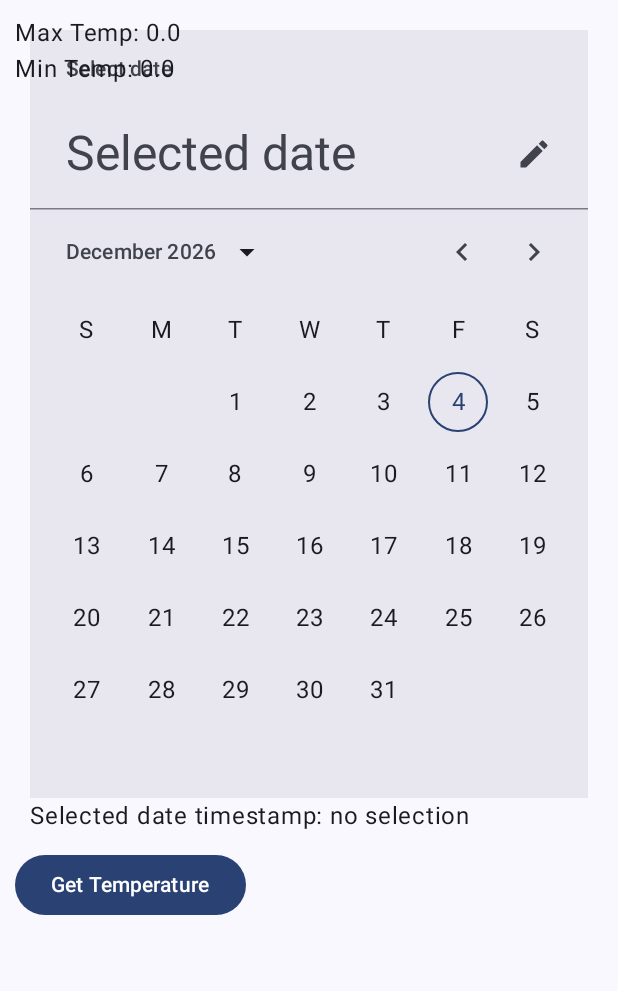
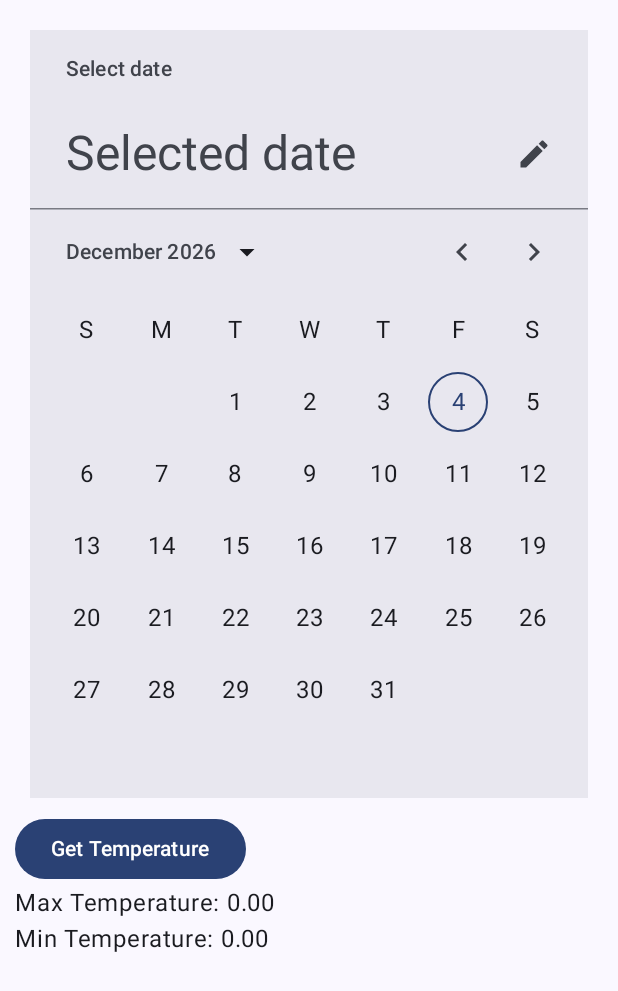
Before and after one commit to Rupin-Oberoi/MC_Assignments, an Android app built with Jetpack Compose: the screen it shows after launch (MainActivity), on a phone screen of 412 x 824 dp. Shown: the top 991 px of the screen. Run offline under Robolectric (Android 15) with nearby library versions, the phone set to English and light mode, and no system bars; our stand-ins replace Room's generated code.

Commit message:
fix: crash on current date

```diff
--- a/a2/app/src/main/java/com/cse535/assignment2_v3/MainActivity.kt
+++ b/a2/app/src/main/java/com/cse535/assignment2_v3/MainActivity.kt
@@ -98,7 +98,8 @@ fun MainScreen(dbinstance: TemperatureDatabase){
             val apiMode = connectivity
 
             val currTimestamp = System.currentTimeMillis()
-            if (selectedTimestamp > currTimestamp){
+            val currDayTimestamp = currTimestamp - (currTimestamp % 86400000)
+            if (selectedTimestamp >= currDayTimestamp){
                 Log.d("tag1", "Selected date is in the future")
                 maxTemp = Double.NaN
                 minTemp = Double.NaN
@@ -114,18 +115,22 @@ fun MainScreen(dbinstance: TemperatureDatabase){
                     maxTemp = r1.first
                     minTemp = r1.second
                     Log.d("tag2", "${r1.toString()}")
-                    Log.d("tag2", "maxTemp: $maxTemp, minTemp: $minTemp")
+                    Log.d("tag2", "maxTemp: ${maxTemp}, minTemp: $minTemp")
                 }
             }
         }) {
             Text("Get Temperature")
         }
+        if (maxTemp == Double.NaN || minTemp == Double.NaN){
+            Text("Max Temperature: N/A")
+            Text("Min Temperature: N/A")
+        }
+        else{
+            Text("Max Temperature: %.2f".format(maxTemp))
+            Text("Min Temperature: %.2f".format(minTemp))
+        }
+    }
 
-    }
-    Column(modifier = Modifier.padding(10.dp)) {
-        Text("Max Temp: $maxTemp")
-        Text("Min Temp: $minTemp")
-    }
 }
 
 @OptIn(ExperimentalMaterial3Api::class)
@@ -137,7 +142,7 @@ fun SelectDate(datePickerState: DatePickerState){
             state = datePickerState,
             //modifier = Modifier.padding(16.dp)
         )
-        Text("Selected date timestamp: ${datePickerState.selectedDateMillis ?: "no selection"}")
+
     }
 }
 
@@ -168,7 +173,6 @@ suspend fun getTemperature(dbinstance: TemperatureDatabase, latitude: Double, lo
                 }
             }
         }
-
 
     }
     return Pair(Double.NaN, Double.NaN)
@@ -281,7 +285,7 @@ private suspend fun getTemperaturesFromDB(dbinstance: TemperatureDatabase, date:
     }
     temp?.let{
         Log.d("tag_fetch", temp.toString())
-        res = Pair(temp.minTemperature, temp.maxTemperature)
+        res = Pair(temp.maxTemperature, temp.minTemperature)
     }
     return res
 }
```
